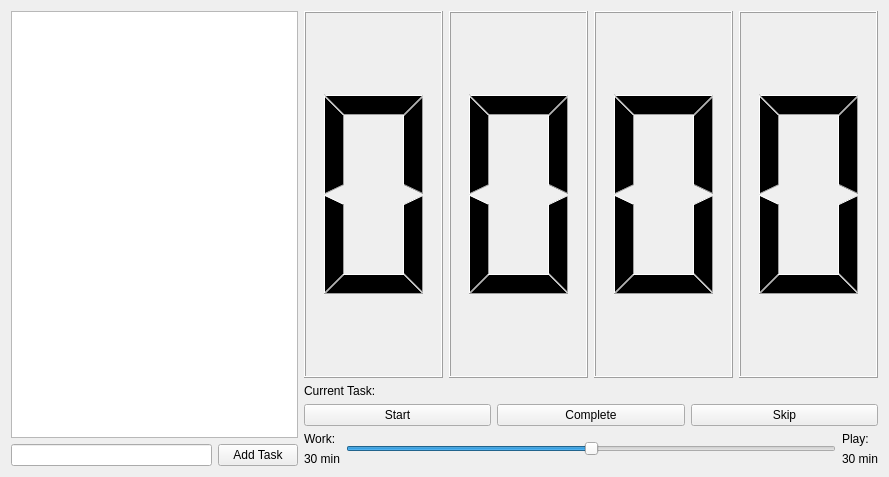
Old version of the form MainWindow.ui in the repository OniLink/Work-Play-Timer.
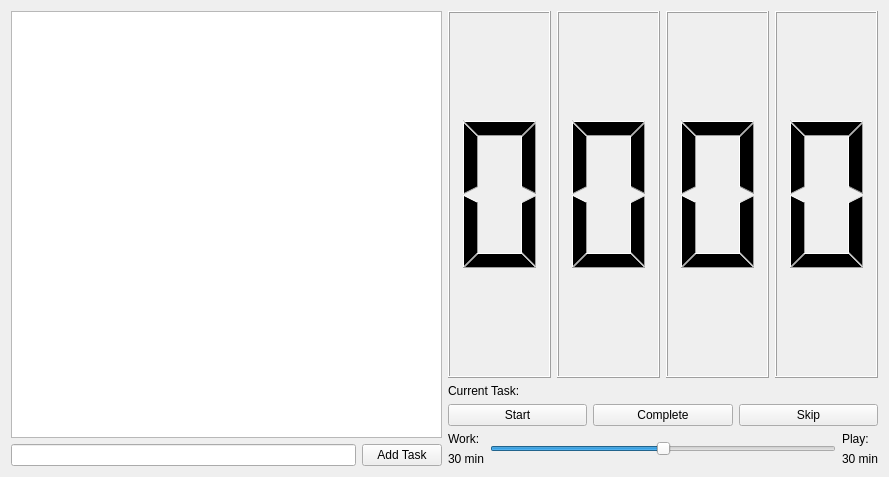
New version of the form.

Diff of the .ui file:
```diff
--- a/MainWindow.ui
+++ b/MainWindow.ui
@@ -14,7 +14,7 @@
    <string>Work-Play Timer</string>
   </property>
   <widget class="QWidget" name="centralWidget">
-   <layout class="QHBoxLayout" name="horizontalLayout_7" stretch="1,2">
+   <layout class="QHBoxLayout" name="horizontalLayout_8">
     <item>
      <layout class="QVBoxLayout" name="verticalLayout">
       <item>
@@ -40,7 +40,7 @@
      </layout>
     </item>
     <item>
-     <layout class="QVBoxLayout" name="verticalLayout_5" stretch="1,0">
+     <layout class="QVBoxLayout" name="verticalLayout_4" stretch="1,0,0,0">
       <item>
        <layout class="QHBoxLayout" name="horizontalLayout_5">
         <item>
@@ -82,15 +82,24 @@
        </layout>
       </item>
       <item>
-       <layout class="QVBoxLayout" name="verticalLayout_4">
+       <layout class="QHBoxLayout" name="horizontalLayout_7" stretch="0,1">
         <item>
-         <widget class="QLabel" name="labelCurrentTask">
+         <widget class="QLabel" name="label_3">
           <property name="text">
            <string>Current Task:</string>
           </property>
          </widget>
         </item>
         <item>
+         <widget class="QLabel" name="labelCurrentTask">
+          <property name="text">
+           <string/>
+          </property>
+         </widget>
+        </item>
+       </layout>
+      </item>
+      <item>
          <layout class="QHBoxLayout" name="horizontalLayout_6">
           <item>
            <widget class="QPushButton" name="buttonStartStop">
@@ -171,8 +180,6 @@
        </layout>
       </item>
      </layout>
-    </item>
-   </layout>
   </widget>
  </widget>
  <layoutdefault spacing="6" margin="11"/>
```
Left out of the diff: 89 changed lines with no effect on the pictures. Lines whose indentation alone changed are shown as unchanged.
